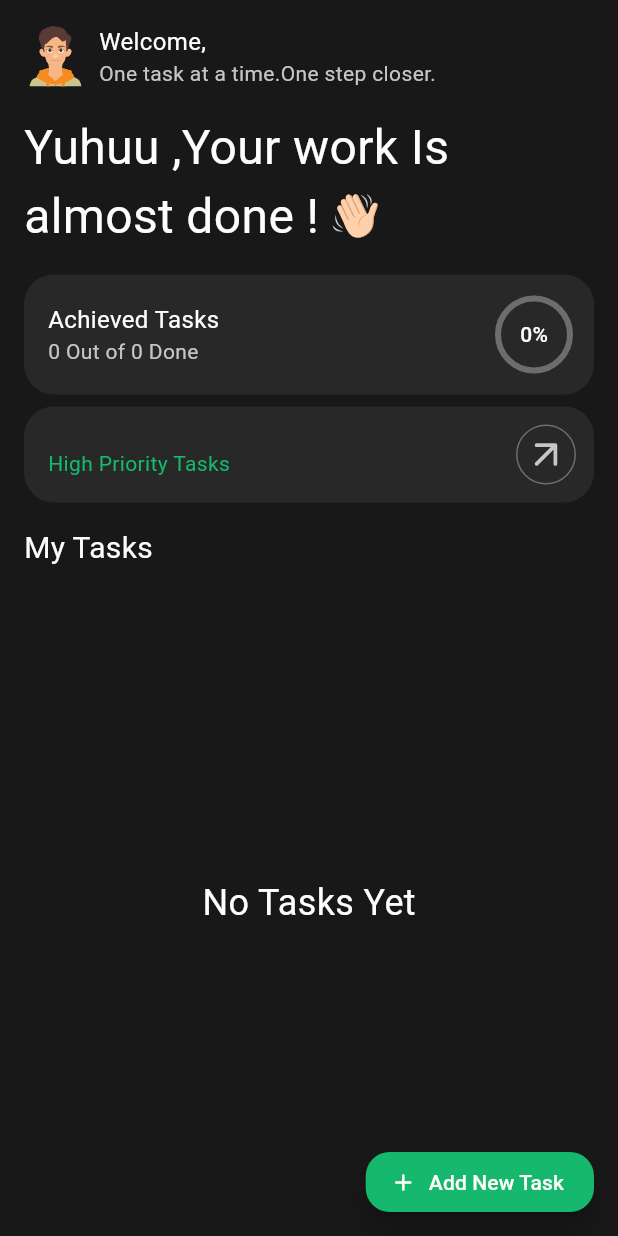
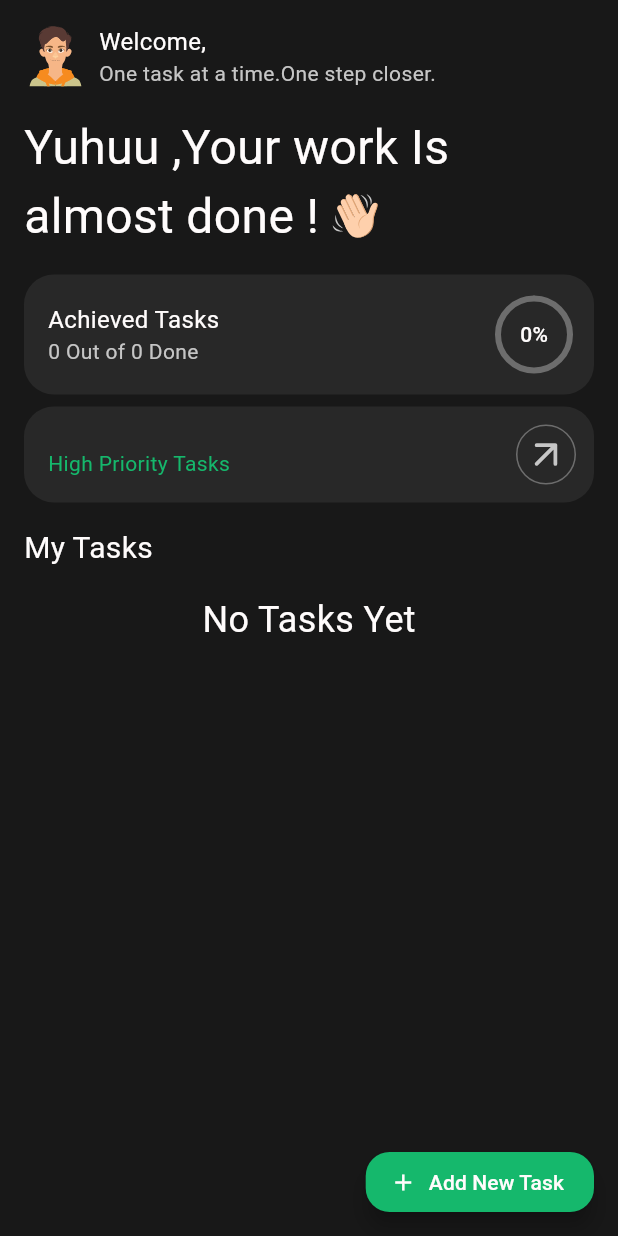
Before and after one commit to Marwan460/tasky, a Flutter app: the HomeScreen screen opened directly, on a phone screen of 412 x 824 dp. Run offline on Flutter 3.47's test engine with Material 3 defaults, Android fonts, the phone set to English and light mode, and no system bars; our stand-ins replace flutter_svg, shared_preferences; accounts and stored records are empty.

Commit message:
Refactor code at home screen.

```diff
--- a/lib/core/widgets/tasks_list.dart
+++ b/lib/core/widgets/tasks_list.dart
@@ -20,6 +20,7 @@ class TasksList extends StatelessWidget {
             ),
           )
         : ListView.builder(
+            physics: const NeverScrollableScrollPhysics(),
             padding: EdgeInsets.only(
                 bottom: MediaQuery.of(context).size.height * 0.075),
             itemCount: tasks.length,
--- a/lib/screens/home/home_screen.dart
+++ b/lib/screens/home/home_screen.dart
@@ -4,10 +4,10 @@ import 'package:flutter_svg/flutter_svg.dart';
 import 'package:shared_preferences/shared_preferences.dart';
 import 'package:tasky/core/utils/app_style.dart';
 import 'package:tasky/screens/home/widget/custom_floating_action_button.dart';
-import 'package:tasky/core/widgets/tasks_list.dart';
 import 'package:tasky/res/assets_res.dart';
 import 'package:tasky/screens/home/widget/high_priority_tasks_widget.dart';
 import 'package:tasky/screens/home/widget/home_app_bar.dart';
+import 'package:tasky/screens/home/widget/sliver_task_list_widget.dart';
 import '../../core/utils/app_colors.dart';
 import '../high_priority_screen.dart';
 import 'widget/achieved_tasks_widget.dart';
@@ -83,6 +83,9 @@ class _HomeScreenState extends State<HomeScreen> {
       floatingActionButton: CustomFloatingActionButton(loadTasks: loadTasks),
       body: Padding(
         padding: const EdgeInsets.all(16),
+        child: CustomScrollView(
+          slivers: [
+            SliverToBoxAdapter(
               child: Column(
                 crossAxisAlignment: CrossAxisAlignment.start,
                 children: [
@@ -130,22 +133,26 @@ class _HomeScreenState extends State<HomeScreen> {
                     style: AppStyle.regular20,
                   ),
                   const SizedBox(height: 16),
-            Expanded(
-              child: isLoading
-                  ? const Center(
+                ],
+              ),
+            ),
+            isLoading
+                ? const SliverToBoxAdapter(
+                  child: Center(
                                 child: CircularProgressIndicator(
                   color: AppColors.white,
                                 ),
+                              ),
                 )
-                  : TasksList(
+                : SliverTaskListWidget(
               tasks: tasks,
               onTap: (bool? value, int? index) {
                 _doneTask(value, index);
               },
-                    ),
-            ),
+            )
           ],
-        ),
+        )
+
       ),
     );
   }
```
Also changed, not shown: lib/screens/home/widget/sliver_task_list_widget.dart (added, +42 -0 lines). Lines whose indentation alone changed are shown as unchanged.
